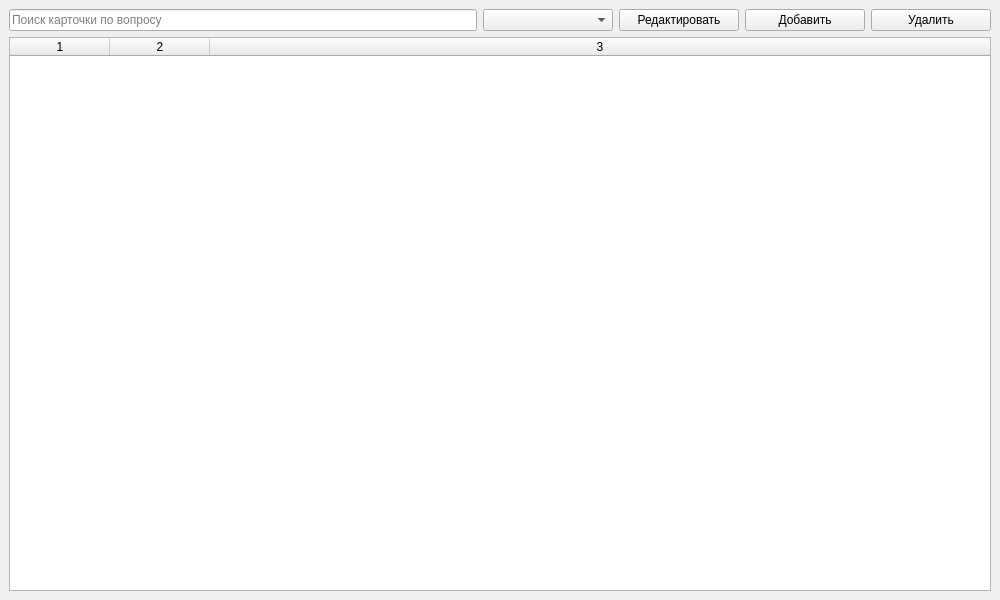
roms140/PyQt_project, file ui/cards_page.ui: the form before one commit.
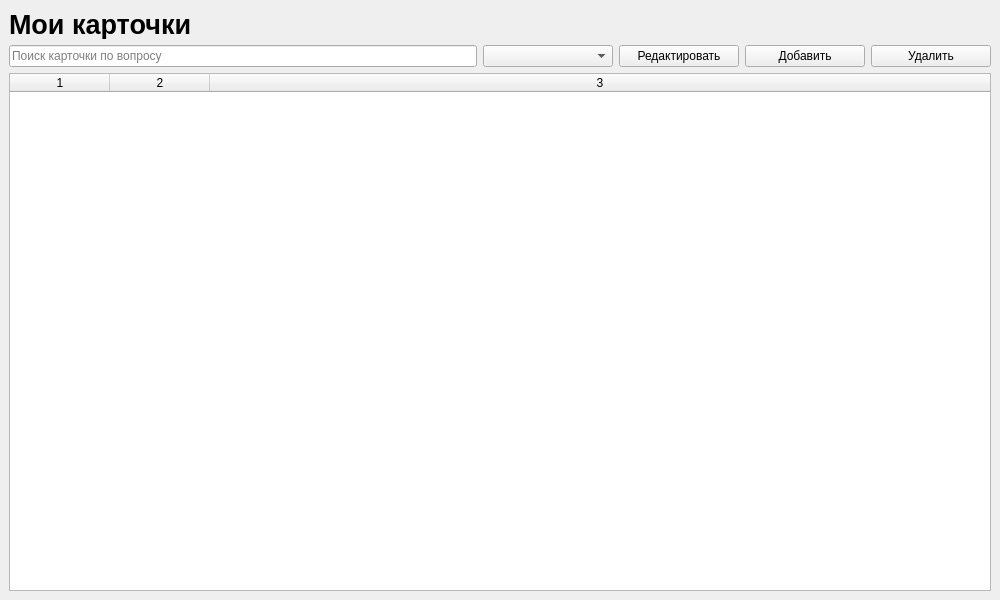
The form after the commit.

Commit message: Implement basic study page functionality

```diff
--- a/ui/cards_page.ui
+++ b/ui/cards_page.ui
@@ -14,7 +14,27 @@
    <string>MainWindow</string>
   </property>
   <widget class="QWidget" name="centralwidget">
-   <layout class="QVBoxLayout" name="verticalLayout" stretch="1,10">
+   <layout class="QVBoxLayout" name="verticalLayout" stretch="1,1,10">
+    <item>
+     <widget class="QLabel" name="titleLabel">
+      <property name="maximumSize">
+       <size>
+        <width>16777215</width>
+        <height>30</height>
+       </size>
+      </property>
+      <property name="font">
+       <font>
+        <pointsize>20</pointsize>
+        <italic>false</italic>
+        <bold>true</bold>
+       </font>
+      </property>
+      <property name="text">
+       <string>Мои карточки</string>
+      </property>
+     </widget>
+    </item>
     <item>
      <layout class="QHBoxLayout" name="horizontalLayout">
       <item>
```
The commit also changes 7 other files.
